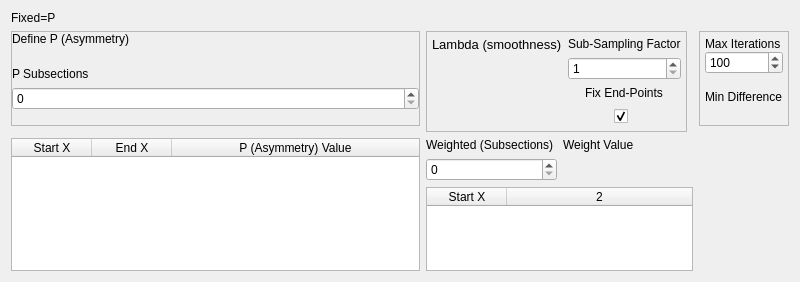
The window that crikit/ui/qt5/ui_PlotEffect_ALS2.ui (CCampJr/CRIkit2) describes before a commit, drawn with Qt 5.
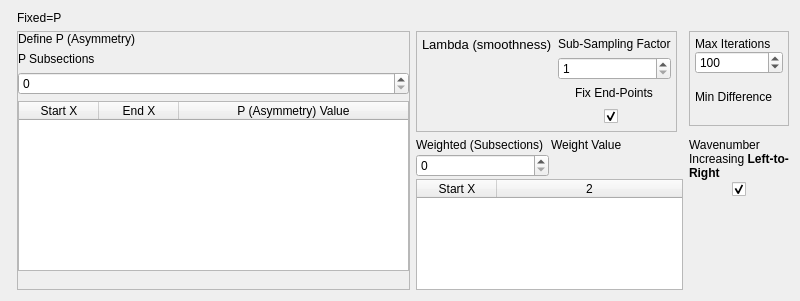
The same window after the commit.

Commit message: Added a wavenumber increasing button for PEC

What changed in the file:
```diff
--- a/crikit/ui/qt5/ui_PlotEffect_ALS2.ui
+++ b/crikit/ui/qt5/ui_PlotEffect_ALS2.ui
@@ -7,7 +7,7 @@
     <x>0</x>
     <y>0</y>
     <width>800</width>
-    <height>282</height>
+    <height>301</height>
    </rect>
   </property>
   <property name="windowTitle">
@@ -17,69 +17,67 @@
    <string notr="true">font: 10pt &quot;Arial&quot;;</string>
   </property>
   <layout class="QGridLayout" name="gridLayout">
-   <item row="3" column="0">
-    <widget class="QTableWidget" name="tableWidgetAsym">
-     <property name="sizePolicy">
-      <sizepolicy hsizetype="Expanding" vsizetype="Maximum">
-       <horstretch>0</horstretch>
-       <verstretch>0</verstretch>
-      </sizepolicy>
+   <item row="0" column="1">
+    <widget class="QLabel" name="label_5">
+     <property name="text">
+      <string>Fixed=P</string>
      </property>
-     <property name="minimumSize">
-      <size>
-       <width>0</width>
-       <height>10</height>
-      </size>
+    </widget>
+   </item>
+   <item row="3" column="4">
+    <layout class="QVBoxLayout" name="verticalLayout_10">
+     <property name="spacing">
+      <number>2</number>
      </property>
-     <property name="baseSize">
-      <size>
-       <width>0</width>
-       <height>140</height>
-      </size>
-     </property>
-     <property name="frameShadow">
-      <enum>QFrame::Plain</enum>
-     </property>
-     <property name="horizontalScrollBarPolicy">
-      <enum>Qt::ScrollBarAsNeeded</enum>
-     </property>
-     <property name="rowCount">
-      <number>0</number>
-     </property>
-     <attribute name="horizontalHeaderCascadingSectionResizes">
+     <item>
+      <widget class="QLabel" name="label_13">
+       <property name="text">
+        <string>&lt;html&gt;&lt;head/&gt;&lt;body&gt;&lt;p&gt;Wavenumber Increasing &lt;span style=&quot; font-weight:700;&quot;&gt;Left-to-Right&lt;/span&gt;&lt;/p&gt;&lt;/body&gt;&lt;/html&gt;</string>
+       </property>
+       <property name="textFormat">
+        <enum>Qt::RichText</enum>
+       </property>
+       <property name="wordWrap">
       <bool>true</bool>
-     </attribute>
-     <attribute name="horizontalHeaderDefaultSectionSize">
-      <number>80</number>
-     </attribute>
-     <attribute name="horizontalHeaderHighlightSections">
-      <bool>false</bool>
-     </attribute>
-     <attribute name="horizontalHeaderMinimumSectionSize">
-      <number>20</number>
-     </attribute>
-     <attribute name="horizontalHeaderStretchLastSection">
-      <bool>true</bool>
-     </attribute>
-     <column>
-      <property name="text">
-       <string>Start X</string>
-      </property>
-     </column>
-     <column>
-      <property name="text">
-       <string>End X</string>
-      </property>
-     </column>
-     <column>
+       </property>
+      </widget>
+     </item>
+     <item alignment="Qt::AlignHCenter|Qt::AlignTop">
+      <widget class="QCheckBox" name="checkBoxWNIncreasing">
+       <property name="toolTip">
+        <string>Conjugate if the frequency axis increases right-to-left.</string>
+       </property>
       <property name="text">
-       <string>P (Asymmetry) Value</string>
-      </property>
-     </column>
-    </widget>
-   </item>
-   <item row="1" column="1" rowspan="2">
+        <string/>
+       </property>
+       <property name="checked">
+        <bool>true</bool>
+       </property>
+      </widget>
+     </item>
+     <item>
+      <spacer name="verticalSpacer_9">
+       <property name="orientation">
+        <enum>Qt::Vertical</enum>
+       </property>
+       <property name="sizeHint" stdset="0">
+        <size>
+         <width>20</width>
+         <height>40</height>
+        </size>
+       </property>
+      </spacer>
+     </item>
+    </layout>
+   </item>
+   <item row="1" column="2" rowspan="2">
     <widget class="QFrame" name="frame_3">
+     <property name="sizePolicy">
+      <sizepolicy hsizetype="Preferred" vsizetype="Maximum">
+       <horstretch>0</horstretch>
+       <verstretch>0</verstretch>
+      </sizepolicy>
+     </property>
      <property name="frameShape">
       <enum>QFrame::StyledPanel</enum>
      </property>
@@ -141,7 +139,6 @@
            <font>
             <family>Arial</family>
             <pointsize>10</pointsize>
-            <weight>50</weight>
             <italic>false</italic>
             <bold>false</bold>
            </font>
@@ -196,10 +193,161 @@
      </layout>
     </widget>
    </item>
-   <item row="1" column="0">
+   <item row="3" column="2" colspan="2">
+    <layout class="QVBoxLayout" name="verticalLayout_5">
+     <property name="spacing">
+      <number>2</number>
+     </property>
+     <property name="sizeConstraint">
+      <enum>QLayout::SetNoConstraint</enum>
+     </property>
+     <item>
+      <layout class="QHBoxLayout" name="horizontalLayout">
+       <property name="topMargin">
+        <number>0</number>
+       </property>
+       <property name="rightMargin">
+        <number>0</number>
+       </property>
+       <item>
+        <layout class="QVBoxLayout" name="verticalLayout_6">
+         <property name="topMargin">
+          <number>0</number>
+         </property>
+         <item>
+          <widget class="QLabel" name="label_7">
+           <property name="text">
+            <string>Weighted (Subsections)</string>
+           </property>
+          </widget>
+         </item>
+         <item>
+          <widget class="QSpinBox" name="spinBoxWSubSections">
+           <property name="maximum">
+            <number>5</number>
+           </property>
+          </widget>
+         </item>
+         <item>
+          <spacer name="verticalSpacer_6">
+           <property name="orientation">
+            <enum>Qt::Vertical</enum>
+           </property>
+           <property name="sizeHint" stdset="0">
+            <size>
+             <width>20</width>
+             <height>40</height>
+            </size>
+           </property>
+          </spacer>
+         </item>
+        </layout>
+       </item>
+       <item>
+        <layout class="QVBoxLayout" name="verticalLayout_7">
+         <item>
+          <widget class="QLabel" name="label_8">
+           <property name="text">
+            <string>Weight Value</string>
+           </property>
+          </widget>
+         </item>
+         <item>
+          <spacer name="verticalSpacer_5">
+           <property name="orientation">
+            <enum>Qt::Vertical</enum>
+           </property>
+           <property name="sizeHint" stdset="0">
+            <size>
+             <width>20</width>
+             <height>40</height>
+            </size>
+           </property>
+          </spacer>
+         </item>
+        </layout>
+       </item>
+      </layout>
+     </item>
+     <item>
+      <widget class="QTableWidget" name="tableWidgetWeights">
+       <property name="sizePolicy">
+        <sizepolicy hsizetype="Expanding" vsizetype="Expanding">
+         <horstretch>0</horstretch>
+         <verstretch>0</verstretch>
+        </sizepolicy>
+       </property>
+       <property name="minimumSize">
+        <size>
+         <width>0</width>
+         <height>70</height>
+        </size>
+       </property>
+       <property name="baseSize">
+        <size>
+         <width>0</width>
+         <height>65</height>
+        </size>
+       </property>
+       <attribute name="horizontalHeaderDefaultSectionSize">
+        <number>80</number>
+       </attribute>
+       <attribute name="horizontalHeaderStretchLastSection">
+        <bool>true</bool>
+       </attribute>
+       <column>
+        <property name="text">
+         <string>Start X</string>
+        </property>
+       </column>
+       <column/>
+      </widget>
+     </item>
+     <item>
+      <spacer name="verticalSpacer_11">
+       <property name="orientation">
+        <enum>Qt::Vertical</enum>
+       </property>
+       <property name="sizeHint" stdset="0">
+        <size>
+         <width>20</width>
+         <height>40</height>
+        </size>
+       </property>
+      </spacer>
+     </item>
+     <item>
+      <spacer name="verticalSpacer">
+       <property name="orientation">
+        <enum>Qt::Vertical</enum>
+       </property>
+       <property name="sizeHint" stdset="0">
+        <size>
+         <width>20</width>
+         <height>40</height>
+        </size>
+       </property>
+      </spacer>
+     </item>
+     <item>
+      <spacer name="verticalSpacer_10">
+       <property name="orientation">
+        <enum>Qt::Vertical</enum>
+       </property>
+       <property name="sizeHint" stdset="0">
+        <size>
+         <width>20</width>
+         <height>40</height>
+        </size>
+       </property>
+      </spacer>
+     </item>
+    </layout>
+   </item>
+   <item row="1" column="1" rowspan="3">
     <widget class="QFrame" name="frame">
      <property name="sizePolicy">
-      <sizepolicy hsizetype="Expanding" vsizetype="Preferred">
+      <sizepolicy hsizetype="Expanding" vsizetype="Expanding">
        <horstretch>0</horstretch>
        <verstretch>0</verstretch>
       </sizepolicy>
@@ -225,6 +373,9 @@
       </property>
       <item>
        <layout class="QVBoxLayout" name="verticalLayout">
+        <property name="sizeConstraint">
+         <enum>QLayout::SetMaximumSize</enum>
+        </property>
         <item alignment="Qt::AlignLeft">
          <widget class="QLabel" name="label">
           <property name="text">
@@ -232,19 +383,6 @@
           </property>
          </widget>
         </item>
-        <item>
-         <spacer name="verticalSpacer">
-          <property name="orientation">
-           <enum>Qt::Vertical</enum>
-          </property>
-          <property name="sizeHint" stdset="0">
-           <size>
-            <width>20</width>
-            <height>40</height>
-           </size>
-          </property>
-         </spacer>
-        </item>
         <item>
          <widget class="QLabel" name="label_6">
           <property name="text">
@@ -259,11 +397,75 @@
           </property>
          </widget>
         </item>
+        <item>
+         <widget class="QTableWidget" name="tableWidgetAsym">
+          <property name="sizePolicy">
+           <sizepolicy hsizetype="Expanding" vsizetype="Expanding">
+            <horstretch>0</horstretch>
+            <verstretch>0</verstretch>
+           </sizepolicy>
+          </property>
+          <property name="minimumSize">
+           <size>
+            <width>0</width>
+            <height>12</height>
+           </size>
+          </property>
+          <property name="baseSize">
+           <size>
+            <width>0</width>
+            <height>140</height>
+           </size>
+          </property>
+          <property name="frameShadow">
+           <enum>QFrame::Plain</enum>
+          </property>
+          <property name="horizontalScrollBarPolicy">
+           <enum>Qt::ScrollBarAsNeeded</enum>
+          </property>
+          <property name="rowCount">
+           <number>0</number>
+          </property>
+          <attribute name="horizontalHeaderCascadingSectionResizes">
+           <bool>true</bool>
+          </attribute>
+          <attribute name="horizontalHeaderMinimumSectionSize">
+           <number>20</number>
+          </attribute>
+          <attribute name="horizontalHeaderDefaultSectionSize">
+           <number>80</number>
+          </attribute>
+          <attribute name="horizontalHeaderHighlightSections">
+           <bool>false</bool>
+          </attribute>
+          <attribute name="horizontalHeaderStretchLastSection">
+           <bool>true</bool>
+          </attribute>
+          <column>
+           <property name="text">
+            <string>Start X</string>
+           </property>
+          </column>
+          <column>
+           <property name="text">
+            <string>End X</string>
+           </property>
+          </column>
+          <column>
+           <property name="text">
+            <string>P (Asymmetry) Value</string>
+           </property>
+          </column>
+         </widget>
+        </item>
         <item>
          <spacer name="verticalSpacer_8">
           <property name="orientation">
            <enum>Qt::Vertical</enum>
           </property>
+          <property name="sizeType">
+           <enum>QSizePolicy::Expanding</enum>
+          </property>
           <property name="sizeHint" stdset="0">
            <size>
             <width>20</width>
@@ -277,14 +479,7 @@
      </layout>
     </widget>
    </item>
-   <item row="0" column="0">
-    <widget class="QLabel" name="label_5">
-     <property name="text">
-      <string>Fixed=P</string>
-     </property>
-    </widget>
-   </item>
-   <item row="1" column="3">
+   <item row="1" column="4">
     <widget class="QFrame" name="frame_4">
      <property name="frameShape">
       <enum>QFrame::StyledPanel</enum>
@@ -371,114 +566,34 @@
      </layout>
     </widget>
    </item>
-   <item row="3" column="1" colspan="2">
-    <layout class="QVBoxLayout" name="verticalLayout_5">
-     <property name="sizeConstraint">
-      <enum>QLayout::SetNoConstraint</enum>
-     </property>
-     <item>
-      <layout class="QHBoxLayout" name="horizontalLayout">
-       <property name="topMargin">
-        <number>0</number>
-       </property>
-       <property name="rightMargin">
-        <number>0</number>
-       </property>
-       <item>
-        <layout class="QVBoxLayout" name="verticalLayout_6">
-         <property name="topMargin">
-          <number>0</number>
-         </property>
-         <item>
-          <widget class="QLabel" name="label_7">
-           <property name="text">
-            <string>Weighted (Subsections)</string>
-           </property>
-          </widget>
-         </item>
-         <item>
-          <widget class="QSpinBox" name="spinBoxWSubSections">
-           <property name="maximum">
-            <number>5</number>
-           </property>
-          </widget>
-         </item>
-         <item>
-          <spacer name="verticalSpacer_6">
-           <property name="orientation">
-            <enum>Qt::Vertical</enum>
-           </property>
-           <property name="sizeHint" stdset="0">
-            <size>
-             <width>20</width>
-             <height>40</height>
-            </size>
-           </property>
-          </spacer>
-         </item>
-        </layout>
-       </item>
-       <item>
-        <layout class="QVBoxLayout" name="verticalLayout_7">
-         <item>
-          <widget class="QLabel" name="label_8">
-           <property name="text">
-            <string>Weight Value</string>
-           </property>
-          </widget>
-         </item>
-         <item>
-          <spacer name="verticalSpacer_5">
-           <property name="orientation">
-            <enum>Qt::Vertical</enum>
-           </property>
-           <property name="sizeHint" stdset="0">
-            <size>
-             <width>20</width>
-             <height>40</height>
-            </size>
-           </property>
-          </spacer>
-         </item>
-        </layout>
-       </item>
-      </layout>
-     </item>
-     <item>
-      <widget class="QTableWidget" name="tableWidgetWeights">
+   <item row="1" column="0">
+    <widget class="QFrame" name="frame_2">
        <property name="sizePolicy">
-        <sizepolicy hsizetype="Expanding" vsizetype="Maximum">
+      <sizepolicy hsizetype="Preferred" vsizetype="Expanding">
          <horstretch>0</horstretch>
          <verstretch>0</verstretch>
         </sizepolicy>
        </property>
-       <property name="minimumSize">
-        <size>
-         <width>0</width>
-         <height>70</height>
-        </size>
-       </property>
-       <property name="baseSize">
-        <size>
-         <width>0</width>
-         <height>65</height>
-        </size>
-       </property>
-       <attribute name="horizontalHeaderDefaultSectionSize">
-        <number>80</number>
-       </attribute>
-       <attribute name="horizontalHeaderStretchLastSection">
-        <bool>true</bool>
-       </attribute>
-       <column>
-        <property name="text">
-         <string>Start X</string>
-        </property>
-       </column>
-       <column/>
-      </widget>
-     </item>
-    </layout>
+     <property name="frameShape">
+      <enum>QFrame::StyledPanel</enum>
+     </property>
+     <property name="frameShadow">
+      <enum>QFrame::Raised</enum>
+     </property>
+    </widget>
+   </item>
+   <item row="4" column="1">
+    <spacer name="verticalSpacer_12">
+     <property name="orientation">
+      <enum>Qt::Vertical</enum>
+     </property>
+     <property name="sizeHint" stdset="0">
+      <size>
+       <width>20</width>
+       <height>40</height>
+      </size>
+     </property>
+    </spacer>
    </item>
   </layout>
  </widget>
```
Lines whose indentation alone changed are shown as unchanged. The commit also changes 5 other files.
